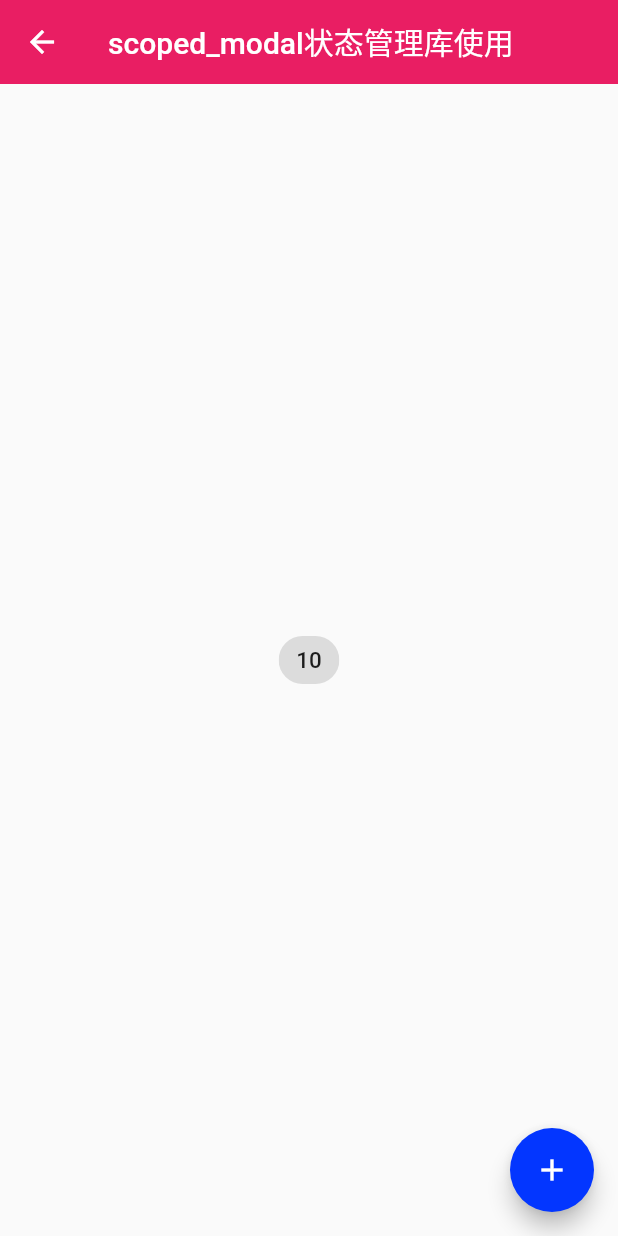
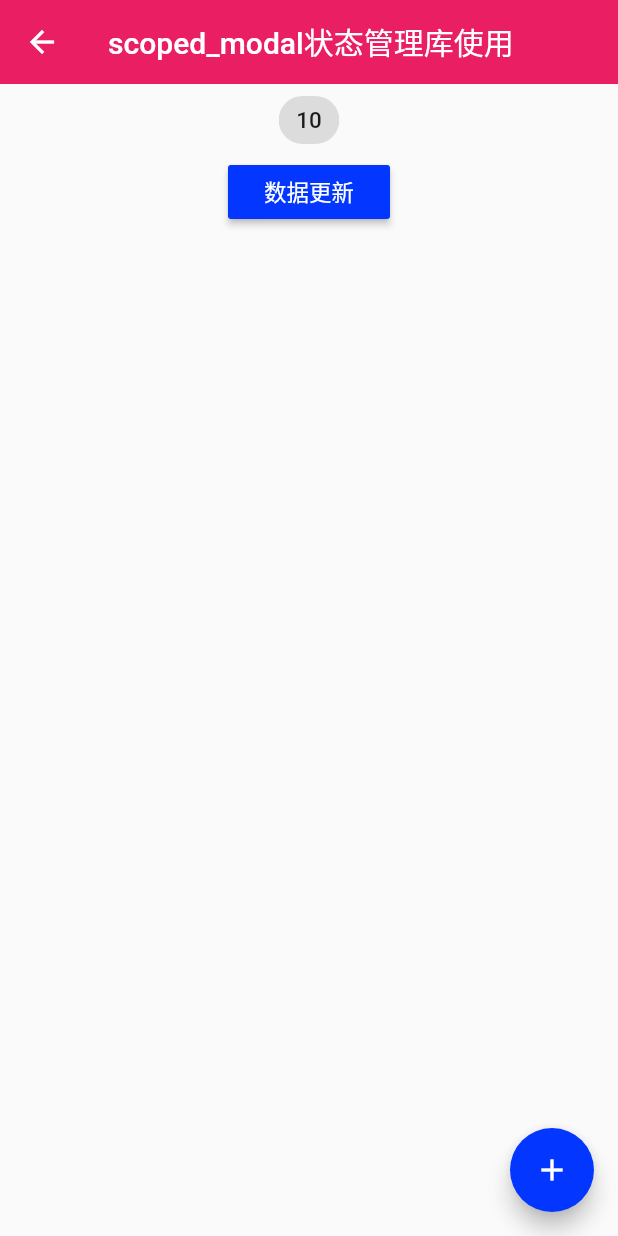
Before and after one commit to suchengyong/flutter_demo, a Flutter app: the ScopedModelPage screen opened directly, on a phone screen of 412 x 824 dp. Run offline on Flutter 3.47's test engine with Material 2 defaults, Android fonts, the phone set to English and light mode, and no system bars; our stand-ins replace camera, date_format, dio, flutter_easyrefresh, flutter_screenutil, flutter_swipe_action_cell and 5 more; missing offline and left inert: flutter_cupertino_date_picker, provide.

Commit message:
更新状态

```diff
--- a/lib/Pages/statusComponents/ScopedModel.dart
+++ b/lib/Pages/statusComponents/ScopedModel.dart
@@ -1,5 +1,15 @@
 import 'package:flutter/material.dart';
 import 'package:scoped_model/scoped_model.dart';
+
+// 数据
+class CounterModel extends Model {
+  int _count = 10;
+  int get count => _count;
+  void increaseCount() {
+    _count += 2;
+    notifyListeners(); // 监听变化
+  }
+}
 
 class ScopedModelPage extends StatefulWidget {
   ScopedModelPage({Key key}) : super(key: key);
@@ -42,7 +52,12 @@ class CounterScopedModel extends StatelessWidget {
   @override
   Widget build(BuildContext context) {
     return Center(
-      child: CounterDemoModel(),
+      child: Column(
+        children: [
+          CounterDemoModel(),
+          CountModelDemo(),
+        ],
+      ),
     );
   }
 }
@@ -65,12 +80,26 @@ class CounterDemoModel extends StatelessWidget {
   }
 }
 
-// 数据model
-class CounterModel extends Model {
-  int _count = 10;
-  int get count => _count;
-  void increaseCount() {
-    _count += 2;
-    notifyListeners(); // 监听变化
+// 孙子子组件
+class CountModelDemo extends StatelessWidget {
+  const CountModelDemo({Key key}) : super(key: key);
+  @override
+  Widget build(BuildContext context) {
+    // 这种方式数据改变了不会更新页面数据,适合只操作数据不需要更新当前部件使用,添加rebuildOnChange: true表示更新当前部件
+    final countModel =
+        ScopedModel.of<CounterModel>(context, rebuildOnChange: true);
+    return Column(
+      children: [
+        //Text('${countModel.count}'),
+        RaisedButton(
+          child: Text('数据更新'),
+          color: Theme.of(context).accentColor, //使用主题颜色
+          textTheme: ButtonTextTheme.primary, //
+          onPressed: () {
+            countModel.increaseCount();
+          },
+        ),
+      ],
+    );
   }
 }
```
